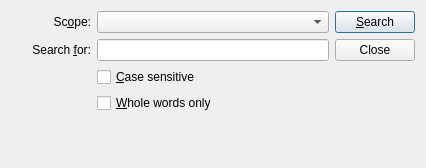
Old version of the form src/plugins/find/finddialog.ui in the repository qt-creator/qt-creator.
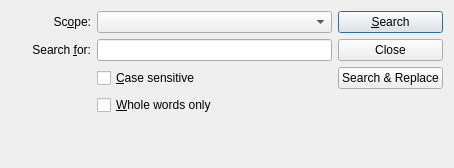
New version of the form.

Commit message:
Implement string based search & replace in multiple files.
This uses the same UI as "Rename Symbol".
Moves the actual rename implementation to a static method in
BaseFileFind and uses it for rename symbol and search & replace.
Moves the signal notification for the code model from VCSManager to
the more general FileManager.
Note that as for rename symbol, there's no undo yet.

Task-number: QTCREATORBUG-73

The edit to the form file:
```diff
--- a/src/plugins/find/finddialog.ui
+++ b/src/plugins/find/finddialog.ui
@@ -6,7 +6,7 @@
    <rect>
     <x>0</x>
     <y>0</y>
-    <width>426</width>
+    <width>454</width>
     <height>168</height>
    </rect>
   </property>
@@ -117,6 +117,13 @@
        </property>
       </widget>
      </item>
+     <item row="2" column="2">
+      <widget class="QPushButton" name="replaceButton">
+       <property name="text">
+        <string>Search &amp;&amp; Replace</string>
+       </property>
+      </widget>
+     </item>
     </layout>
    </item>
    <item>
```
Left out of the diff: 1 changed line with no effect on the pictures. The commit also changes 11 other files.
